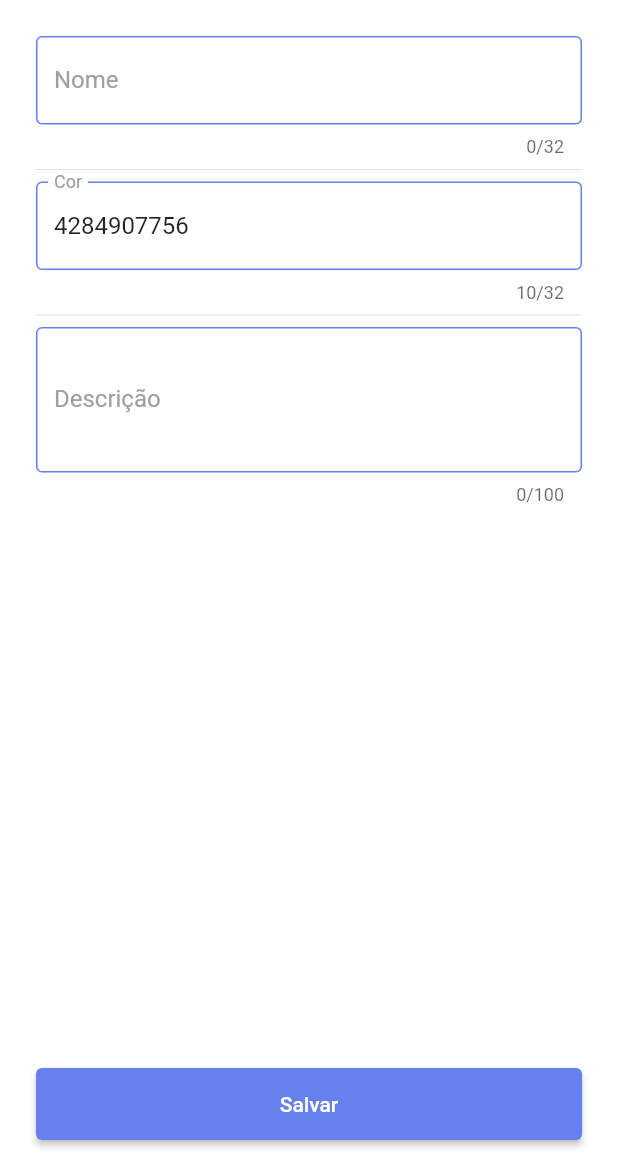
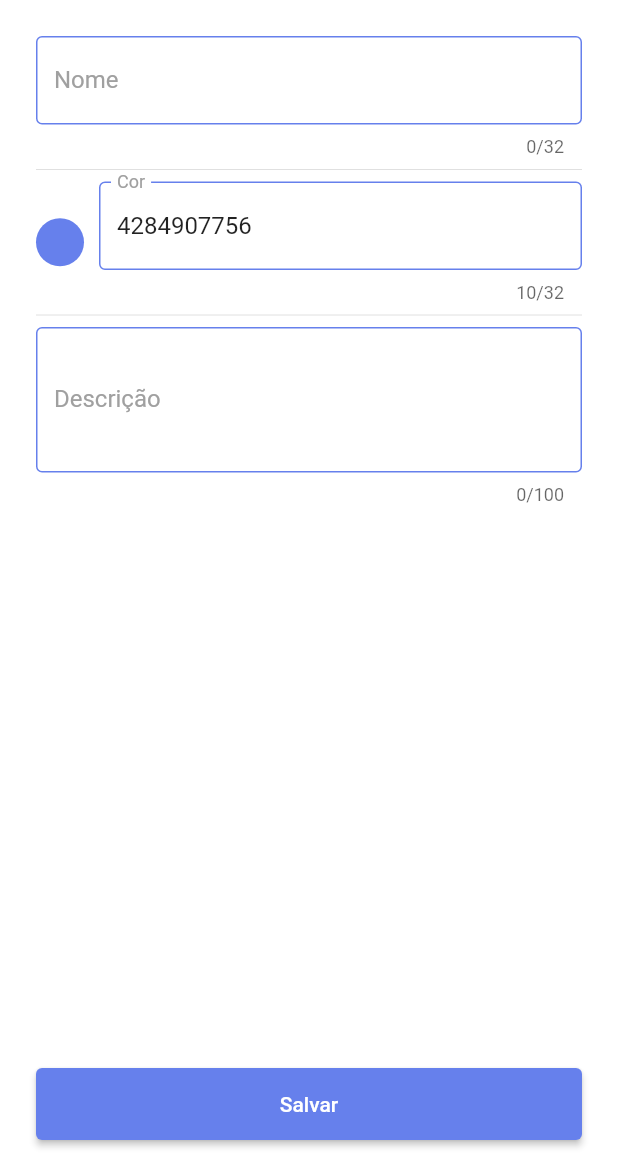
Before and after one commit to massilva/dispositivo-moveis-flutter, a Flutter app: the CategoryPage screen opened by its route, after a tap on the "add" icon, on a phone screen of 412 x 824 dp, the part 72-1236 px from its top. Run offline on Flutter 3.47's test engine with Material 2 defaults, Android fonts, the phone set to English and light mode, and no system bars; our stand-ins replace flutter_colorpicker; network calls fail.

Commit message:
Add a lista de categorias para ser listenable usando o ValueNotifier

```diff
--- a/minhas_financas/lib/modules/category/controllers/category_controller.dart
+++ b/minhas_financas/lib/modules/category/controllers/category_controller.dart
@@ -1,5 +1,6 @@
+import 'package:flutter/material.dart';
+
 import '../models/category_model.dart';
-
 import '../services/category_service.dart';
 
 class CategoryController {
@@ -7,6 +8,9 @@ class CategoryController {
 
   CategoryController({required CategoryService categoryService})
       : _categoryService = categoryService;
+
+  ValueNotifier<List<Category>> get categoriesNotifier =>
+      _categoryService.categoriesNotifier;
 
   List<Category> getCategories() => _categoryService.getCategories();
 
--- a/minhas_financas/lib/modules/category/pages/add_category.dart
+++ b/minhas_financas/lib/modules/category/pages/add_category.dart
@@ -1,7 +1,6 @@
 import 'package:flutter/material.dart';
-import 'package:flutter_colorpicker/flutter_colorpicker.dart';
 
-import '../../../routes/routes_generator.dart';
+import '../../../components/color_picker_default.dart';
 import '../controllers/category_controller.dart';
 import '../../../shared/validators.dart';
 import '../../../components/input_default.dart';
@@ -15,8 +14,10 @@ class CategoryAddPage extends StatelessWidget {
   final _key = GlobalKey<FormState>();
   final CategoryController _categoryController;
 
-  CategoryAddPage({required CategoryController categoryController, super.key})
-      : _nameEditingController = TextEditingController(),
+  CategoryAddPage({
+    required CategoryController categoryController,
+    super.key,
+  })  : _nameEditingController = TextEditingController(),
         _colorEditingController =
             TextEditingController(text: AppStyle.primaryColor.value.toString()),
         _descriptionEditingController = TextEditingController(),
@@ -29,13 +30,6 @@ class CategoryAddPage extends StatelessWidget {
         elevation: 0,
         backgroundColor: Theme.of(context).colorScheme.primary,
         title: const ImageHeaderDefault(),
-        leading: IconButton(
-          icon: const Icon(Icons.arrow_back),
-          onPressed: () {
-            Navigator.of(context)
-                .pushReplacementNamed(RoutesGenerator.categoryPage);
-          },
-        ),
       ),
       body: Form(
         key: _key,
@@ -52,40 +46,9 @@ class CategoryAddPage extends StatelessWidget {
                   validator: Validator.requiredField,
                 ),
                 const Divider(),
-                InputDefault(
-                  labelText: 'Cor',
+                ColorPickerInputDefault(
                   controller: _colorEditingController,
-                  validator: Validator.requiredField,
-                  keyboardType: TextInputType.number,
-                  onTap: () {
-                    showDialog<void>(
-                      context: context,
-                      builder: (_) {
-                        return AlertDialog(
-                          title: const Text('Selecione uma cor!'),
-                          content: SingleChildScrollView(
-                            child: ColorPicker(
-                              pickerColor: Color(
-                                int.parse(_colorEditingController!.text),
-                              ),
-                              onColorChanged: (color) {
-                                _colorEditingController!.text =
-                                    color.value.toString();
-                              },
-                            ),
-                          ),
-                          actions: <Widget>[
-                            ElevatedButton(
-                              child: const Text('Feito'),
-                              onPressed: () {
-                                Navigator.of(context).pop();
-                              },
-                            ),
-                          ],
-                        );
-                      },
-                    );
-                  },
+                  color: int.parse(_colorEditingController!.text),
                 ),
                 const Divider(),
                 InputDefault(
@@ -117,9 +80,7 @@ class CategoryAddPage extends StatelessWidget {
               ),
             ),
             onPressed: () {
-              print('Salvando...');
               if (_key.currentState!.validate()) {
-                print('Válido');
                 _categoryController.saveCategory(
                   _nameEditingController!.text,
                   int.parse(_colorEditingController!.text),
--- a/minhas_financas/lib/modules/category/pages/category.dart
+++ b/minhas_financas/lib/modules/category/pages/category.dart
@@ -1,8 +1,7 @@
 import 'package:flutter/material.dart';
+
 import '../controllers/category_controller.dart';
 import '../models/category_model.dart';
-import '../services/category_service.dart';
-
 import '../../../components/title_widget.dart';
 import '../../../routes/routes_generator.dart';
 import '../../../shared/constants.dart';
@@ -11,19 +10,24 @@ import '../../../components/image_header_default.dart';
 
 class CategoryPage extends StatefulWidget {
   final CategoryController _controller;
-  const CategoryPage({required CategoryController controller, super.key})
-      : _controller = controller;
+
+  const CategoryPage({
+    required CategoryController controller,
+    super.key,
+  }) : _controller = controller;
 
   @override
   State<CategoryPage> createState() => _CategoryPageState();
 }
 
 class _CategoryPageState extends State<CategoryPage> {
-  List _categories = <Category>[];
+  // late ValueNotifier<List<Category>> _categories;
+  late CategoryController _controller;
 
   @override
   void initState() {
-    _categories = widget._controller.getCategories();
+    // _categories = widget._controller.getCategories();
+    _controller = widget._controller;
     super.initState();
   }
 
@@ -41,7 +45,6 @@ class _CategoryPageState extends State<CategoryPage> {
           Expanded(
             child: Padding(
               padding: const EdgeInsets.all(16.0),
-              child: Expanded(
               child: Column(
                 children: [
                   const Row(
@@ -77,16 +80,19 @@ class _CategoryPageState extends State<CategoryPage> {
                     margin: const EdgeInsets.symmetric(vertical: 8.0),
                   ),
                   Expanded(
-                      child: ListView.builder(
-                        itemCount: _categories.length,
+                    child: ValueListenableBuilder<List<Category>>(
+                        valueListenable: _controller.categoriesNotifier,
+                        builder: (context, categories, _) {
+                          return ListView.builder(
+                            itemCount: categories.length,
                             itemBuilder: (_, index) {
                               return Row(
                                 children: [
                                   Expanded(
-                                child: Text(_categories[index].name),
+                                    child: Text(categories[index].name),
                                   ),
                                   Container(
-                                color: Color(_categories[index].color),
+                                    color: Color(categories[index].color),
                                     height: 16,
                                     width: 16,
                                   ),
@@ -99,10 +105,10 @@ class _CategoryPageState extends State<CategoryPage> {
                                 ],
                               );
                             },
-                      ),
+                          );
+                        }),
                   ),
                 ],
-                ),
               ),
             ),
           ),
@@ -110,11 +116,8 @@ class _CategoryPageState extends State<CategoryPage> {
       ),
       floatingActionButton: FloatingActionButton(
         onPressed: () {
-          Navigator.of(context).pushNamedAndRemoveUntil(
+          Navigator.of(context).pushNamed(
             RoutesGenerator.addCategoryPage,
-            (Route route) {
-              return route.isCurrent;
-            },
           );
         },
         tooltip: AppConstants.newPage,
--- a/minhas_financas/lib/modules/category/services/category_service.dart
+++ b/minhas_financas/lib/modules/category/services/category_service.dart
@@ -1,14 +1,18 @@
+import 'package:flutter/material.dart';
+
 import '../models/category_model.dart';
 
 class CategoryService {
-  final List<Category> _database;
+  static final CategoryService _instance = CategoryService._internal();
 
-  CategoryService()
-      : _database = [
-          // Category(name: 'Imposto', color: 0xFFF45757),
-          // Category(name: 'Entrada', color: 0xFF5cc6ba),
-          // Category(name: 'Pagamento', color: 0xFF6680EC),
-        ];
+  factory CategoryService() {
+    return _instance;
+  }
+
+  CategoryService._internal();
+
+  final _database = <Category>[];
+  final categoriesNotifier = ValueNotifier<List<Category>>([]);
 
   List<Category> getCategories() {
     return _database;
@@ -17,6 +21,7 @@ class CategoryService {
   String? save(Category category) {
     try {
       _database.add(category);
+      categoriesNotifier.value = _database.map((e) => e).toList();
       return null;
     } catch (error) {
       return error.toString();
--- a/minhas_financas/lib/routes/routes_generator.dart
+++ b/minhas_financas/lib/routes/routes_generator.dart
@@ -21,9 +21,8 @@ class RoutesGenerator {
   RoutesGenerator._();
 
   static Route generate(RouteSettings settings) {
-    final categoryService = CategoryService();
     final categoryController = CategoryController(
-      categoryService: categoryService,
+      categoryService: CategoryService(),
     );
 
     switch (settings.name) {
```
Lines whose indentation alone changed are shown as unchanged.
